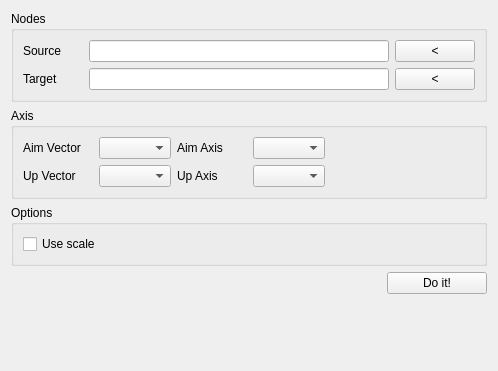
Qt form petfactory/rigging/remap_axis/remap_axis_ui.ui (EriLee/petfactory_maya_scripts) before a commit.
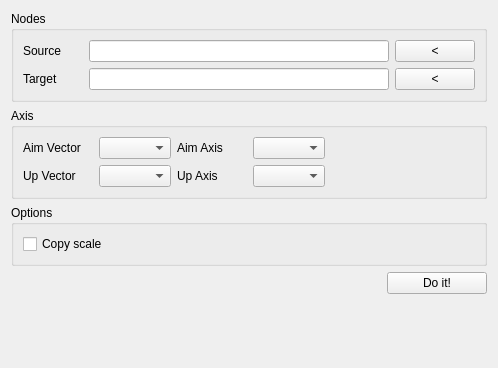
The same form after that commit.

Commit message: add use scale checkbox

Diff of the .ui file:
```diff
--- a/petfactory/rigging/remap_axis/remap_axis_ui.ui
+++ b/petfactory/rigging/remap_axis/remap_axis_ui.ui
@@ -7,7 +7,7 @@
     <x>0</x>
     <y>0</y>
     <width>475</width>
-    <height>371</height>
+    <height>368</height>
    </rect>
   </property>
   <property name="windowTitle">
@@ -231,7 +231,7 @@
       <item>
        <widget class="QCheckBox" name="checkBox">
         <property name="text">
-         <string>Use scale</string>
+         <string>Copy scale</string>
         </property>
        </widget>
       </item>
```
Left out of the diff: 2 changed lines with no effect on the pictures. The commit also changes 2 other files.
